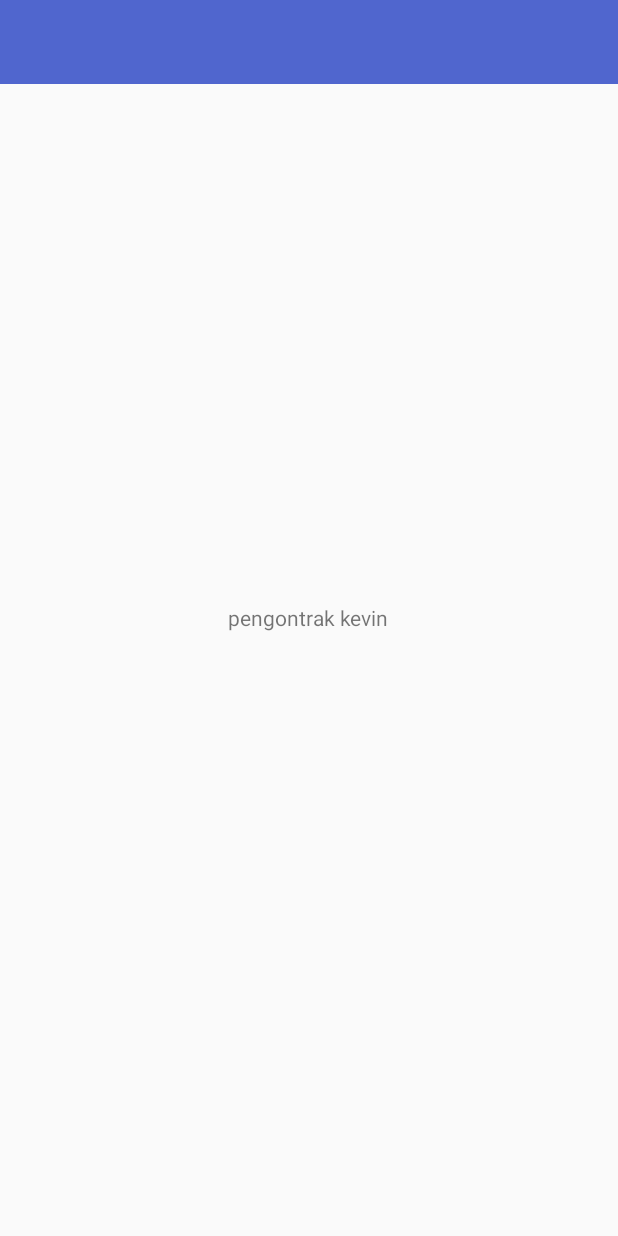
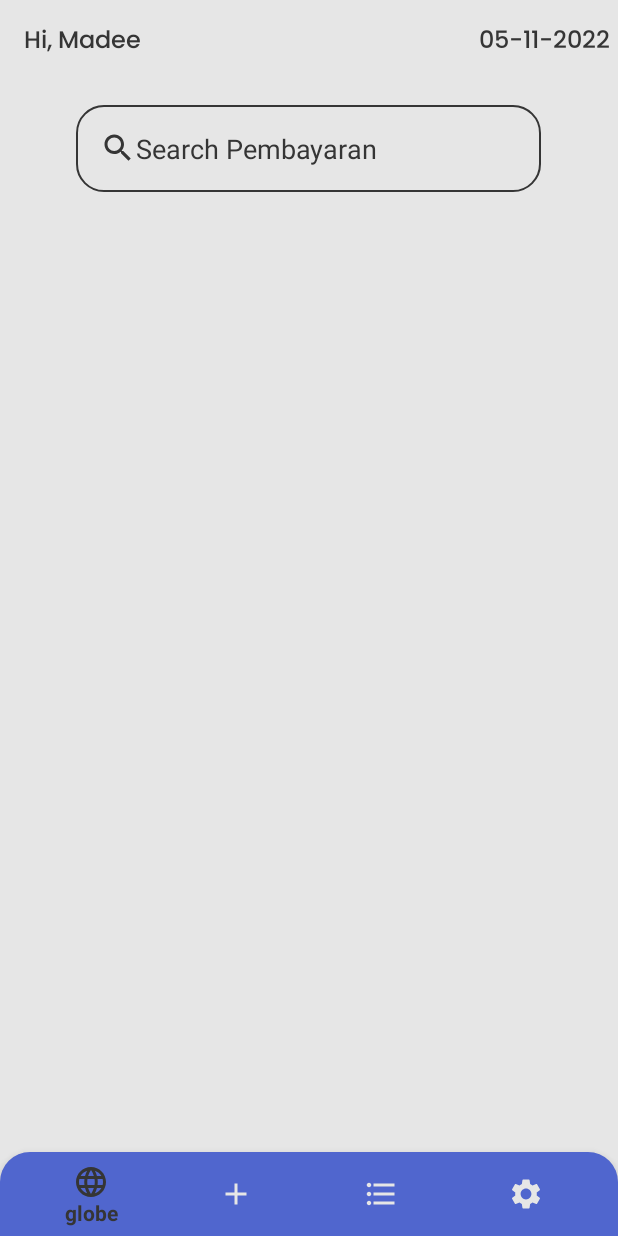
Before and after one commit to Madeean/BigBoss, an Android app: the PengontrakHomeActivity screen opened directly, with no data from a screen before it, on a phone screen of 412 x 824 dp. Run offline under Robolectric (Android 15) with nearby library versions, the phone set to English and light mode, and no system bars.

Commit message:
toolbar text kiri pengontrak, botnvavbar pengontrak, fragment page pengontrak

```diff
--- /dev/null
+++ b/app/src/main/java/umn/ac/bigboss/pengontrak/PengontrakHome.java
@@ -0,0 +1,94 @@
+package umn.ac.bigboss.pengontrak;
+
+import android.os.Bundle;
+
+import androidx.appcompat.app.AppCompatActivity;
+import androidx.appcompat.widget.Toolbar;
+import androidx.fragment.app.Fragment;
+
+import android.text.Editable;
+import android.text.TextWatcher;
+import android.view.LayoutInflater;
+import android.view.View;
+import android.view.ViewGroup;
+import android.widget.EditText;
+import android.widget.TextView;
+import android.widget.Toast;
+
+import java.text.SimpleDateFormat;
+import java.util.Calendar;
+
+import umn.ac.bigboss.R;
+
+
+public class PengontrakHome extends Fragment {
+
+
+    Toolbar start_toolbar_pengontrak_home;
+    TextView start_toolbar, start_toolbar_tanggal;
+    private Calendar calendar;
+    private SimpleDateFormat dateFormat;
+    private String date;
+
+    EditText search_input;
+    @Override
+    public View onCreateView(LayoutInflater inflater, ViewGroup container,
+                             Bundle savedInstanceState) {
+        // Inflate the layout for this fragment
+        View view =  inflater.inflate(R.layout.fragment_pengontrak_home, container, false);
+
+        search_input = view.findViewById(R.id.search_input);
+
+        start_toolbar_pengontrak_home = view.findViewById(R.id.start_toolbar_pengontrak_home);
+        start_toolbar = start_toolbar_pengontrak_home.findViewById(R.id.start_toolbar_text);
+        start_toolbar = start_toolbar_pengontrak_home.findViewById(R.id.start_toolbar_text);
+        start_toolbar_tanggal = start_toolbar_pengontrak_home.findViewById(R.id.start_toolbar_text_tanggal);
+        start_toolbar_pengontrak_home.setBackgroundColor(getResources().getColor(R.color.abuabumuda));
+
+
+        start_toolbar.setText("Hi, Madee");
+        start_toolbar.setTextColor(getResources().getColor(R.color.hitam));
+        start_toolbar.setTextSize(16);
+
+        calendar = Calendar.getInstance();
+        dateFormat = new SimpleDateFormat("dd-MM-yyyy");
+        date = dateFormat.format(calendar.getTime());
+
+
+        start_toolbar_tanggal.setText(date);
+        start_toolbar_tanggal.setTextColor(getResources().getColor(R.color.hitam));
+        start_toolbar_tanggal.setTextSize(16);
+        AppCompatActivity activity = (AppCompatActivity) getActivity();
+        activity.setSupportActionBar(start_toolbar_pengontrak_home);
+
+        activity.getSupportActionBar().setDisplayShowTitleEnabled(false);
+
+
+        search_input.addTextChangedListener(new TextWatcher() {
+            @Override
+            public void beforeTextChanged(CharSequence s, int start, int count, int after) {
+
+            }
+
+            @Override
+            public void onTextChanged(CharSequence s, int start, int before, int count) {
+                if(s.length() == 0) {
+                    search_input.setCompoundDrawablesWithIntrinsicBounds(R.drawable.ic_baseline_search_24, 0, 0, 0);
+                }
+                else
+                {
+                    search_input.setCompoundDrawablesWithIntrinsicBounds(0, 0, 0, 0);
+                }
+            }
+
+            @Override
+            public void afterTextChanged(Editable s) {
+                Toast.makeText( getActivity(), s.toString(), Toast.LENGTH_SHORT).show();
+            }
+        });
+
+        return view;
+    }
+
+
+}
--- a/app/src/main/java/umn/ac/bigboss/pengontrak/PengontrakHomeActivity.java
+++ b/app/src/main/java/umn/ac/bigboss/pengontrak/PengontrakHomeActivity.java
@@ -1,24 +1,119 @@
 package umn.ac.bigboss.pengontrak;
 
+import androidx.annotation.NonNull;
 import androidx.appcompat.app.AppCompatActivity;
 import androidx.appcompat.widget.Toolbar;
 
+import android.content.Intent;
 import android.os.Bundle;
+import android.text.Editable;
+import android.text.TextWatcher;
+import android.view.MenuItem;
+import android.view.View;
+import android.widget.EditText;
 import android.widget.TextView;
+import android.widget.Toast;
 
+import com.google.android.material.bottomnavigation.BottomNavigationView;
+import com.google.android.material.navigation.NavigationBarView;
+
+import java.text.SimpleDateFormat;
+import java.util.Calendar;
+
+import umn.ac.bigboss.LoginActivity;
 import umn.ac.bigboss.R;
+import umn.ac.bigboss.RegisterActivity;
 
 public class PengontrakHomeActivity extends AppCompatActivity {
 
-    Toolbar my_toolbar;
-    TextView my_toolbar_title;
+
+
+    BottomNavigationView bottomNavigationView ;
+    PengontrakHome pengontrakHome = new PengontrakHome();
+    PengontrakListRequest pengontrakListRequest = new PengontrakListRequest();
+    PengontrakAddPembayaran pengontrakAddPembayaran =  new PengontrakAddPembayaran();
+    PengontrakSetting pengontrakSetting = new PengontrakSetting();
 
     @Override
     protected void onCreate(Bundle savedInstanceState) {
         super.onCreate(savedInstanceState);
         setContentView(R.layout.activity_pengontrak_home);
 
+        bottomNavigationView = findViewById(R.id.bottom_nav_pengontrak);
 
+        getSupportFragmentManager().beginTransaction().replace(R.id.container_pengontrak, pengontrakHome).commit();
+
+        bottomNavigationView.setOnItemSelectedListener(new NavigationBarView.OnItemSelectedListener() {
+            @Override
+            public boolean onNavigationItemSelected(@NonNull MenuItem item) {
+                switch(item.getItemId()){
+                    case R.id.globe:
+                        getSupportFragmentManager().beginTransaction().replace(R.id.container_pengontrak, pengontrakHome).commit();
+                        return true;
+                    case R.id.add:
+                        getSupportFragmentManager().beginTransaction().replace(R.id.container_pengontrak, pengontrakAddPembayaran).commit();
+                        return true;
+                    case R.id.list:
+                        getSupportFragmentManager().beginTransaction().replace(R.id.container_pengontrak, pengontrakListRequest).commit();
+                        return true;
+                    case R.id.setting:
+                        getSupportFragmentManager().beginTransaction().replace(R.id.container_pengontrak, pengontrakSetting).commit();
+                        return true;
+                }
+
+                return false;
+            }
+
+        });
+
+//        search_input = findViewById(R.id.search_input);
+//
+//        start_toolbar_pengontrak_home = findViewById(R.id.start_toolbar_pengontrak_home);
+//        start_toolbar = start_toolbar_pengontrak_home.findViewById(R.id.start_toolbar_text);
+//        start_toolbar = start_toolbar_pengontrak_home.findViewById(R.id.start_toolbar_text);
+//        start_toolbar_tanggal = start_toolbar_pengontrak_home.findViewById(R.id.start_toolbar_text_tanggal);
+//        start_toolbar_pengontrak_home.setBackgroundColor(getResources().getColor(R.color.abuabumuda));
+//
+//
+//        start_toolbar.setText("Hi, Madee");
+//        start_toolbar.setTextColor(getResources().getColor(R.color.hitam));
+//        start_toolbar.setTextSize(16);
+//
+//        calendar = Calendar.getInstance();
+//        dateFormat = new SimpleDateFormat("dd-MM-yyyy");
+//        date = dateFormat.format(calendar.getTime());
+//
+//
+//        start_toolbar_tanggal.setText(date);
+//        start_toolbar_tanggal.setTextColor(getResources().getColor(R.color.hitam));
+//        start_toolbar_tanggal.setTextSize(16);
+//
+//        setSupportActionBar(start_toolbar_pengontrak_home);
+//        getSupportActionBar().setDisplayShowTitleEnabled(false);
+//
+//
+//        search_input.addTextChangedListener(new TextWatcher() {
+//            @Override
+//            public void beforeTextChanged(CharSequence s, int start, int count, int after) {
+//
+//            }
+//
+//            @Override
+//            public void onTextChanged(CharSequence s, int start, int before, int count) {
+//                if(s.length() == 0) {
+//                    search_input.setCompoundDrawablesWithIntrinsicBounds(R.drawable.ic_baseline_search_24, 0, 0, 0);
+//                }
+//                else
+//                {
+//                    search_input.setCompoundDrawablesWithIntrinsicBounds(0, 0, 0, 0);
+//                }
+//            }
+//
+//            @Override
+//            public void afterTextChanged(Editable s) {
+//                Toast.makeText(PengontrakHomeActivity.this, s.toString(), Toast.LENGTH_SHORT).show();
+//            }
+//        });
 
     }
 }
--- /dev/null
+++ b/app/src/main/java/umn/ac/bigboss/pengontrak/PengontrakListRequest.java
@@ -0,0 +1,24 @@
+package umn.ac.bigboss.pengontrak;
+
+import android.os.Bundle;
+
+import androidx.fragment.app.Fragment;
+
+import android.view.LayoutInflater;
+import android.view.View;
+import android.view.ViewGroup;
+
+import umn.ac.bigboss.R;
+
+
+public class PengontrakListRequest extends Fragment {
+
+
+
+    @Override
+    public View onCreateView(LayoutInflater inflater, ViewGroup container,
+                             Bundle savedInstanceState) {
+        // Inflate the layout for this fragment
+        return inflater.inflate(R.layout.fragment_pengontrak_list_request, container, false);
+    }
+}
--- /dev/null
+++ b/app/src/main/java/umn/ac/bigboss/pengontrak/PengontrakSetting.java
@@ -0,0 +1,23 @@
+package umn.ac.bigboss.pengontrak;
+
+import android.os.Bundle;
+
+import androidx.fragment.app.Fragment;
+
+import android.view.LayoutInflater;
+import android.view.View;
+import android.view.ViewGroup;
+
+import umn.ac.bigboss.R;
+
+public class PengontrakSetting extends Fragment {
+
+
+
+    @Override
+    public View onCreateView(LayoutInflater inflater, ViewGroup container,
+                             Bundle savedInstanceState) {
+        // Inflate the layout for this fragment
+        return inflater.inflate(R.layout.fragment_pengontrak_setting, container, false);
+    }
+}
--- /dev/null
+++ b/app/src/main/res/color/pengontrak_botnav_color.xml
@@ -0,0 +1,5 @@
+<?xml version="1.0" encoding="utf-8"?>
+<selector xmlns:android="http://schemas.android.com/apk/res/android">
+    <item android:color="@color/hitam" android:state_selected="true"/>
+    <item android:color="@color/abuabumuda" android:state_selected="false"/>
+</selector>
--- /dev/null
+++ b/app/src/main/res/drawable/add.xml
@@ -0,0 +1,5 @@
+<vector android:height="24dp" android:tint="#353535"
+    android:viewportHeight="24" android:viewportWidth="24"
+    android:width="24dp" xmlns:android="http://schemas.android.com/apk/res/android">
+    <path android:fillColor="@android:color/white" android:pathData="M19,13h-6v6h-2v-6H5v-2h6V5h2v6h6v2z"/>
+</vector>
--- /dev/null
+++ b/app/src/main/res/drawable/globe.xml
@@ -0,0 +1,5 @@
+<vector android:height="24dp" android:tint="#353535"
+    android:viewportHeight="24" android:viewportWidth="24"
+    android:width="24dp" xmlns:android="http://schemas.android.com/apk/res/android">
+    <path android:fillColor="@android:color/white" android:pathData="M11.99,2C6.47,2 2,6.48 2,12s4.47,10 9.99,10C17.52,22 22,17.52 22,12S17.52,2 11.99,2zM18.92,8h-2.95c-0.32,-1.25 -0.78,-2.45 -1.38,-3.56 1.84,0.63 3.37,1.91 4.33,3.56zM12,4.04c0.83,1.2 1.48,2.53 1.91,3.96h-3.82c0.43,-1.43 1.08,-2.76 1.91,-3.96zM4.26,14C4.1,13.36 4,12.69 4,12s0.1,-1.36 0.26,-2h3.38c-0.08,0.66 -0.14,1.32 -0.14,2 0,0.68 0.06,1.34 0.14,2L4.26,14zM5.08,16h2.95c0.32,1.25 0.78,2.45 1.38,3.56 -1.84,-0.63 -3.37,-1.9 -4.33,-3.56zM8.03,8L5.08,8c0.96,-1.66 2.49,-2.93 4.33,-3.56C8.81,5.55 8.35,6.75 8.03,8zM12,19.96c-0.83,-1.2 -1.48,-2.53 -1.91,-3.96h3.82c-0.43,1.43 -1.08,2.76 -1.91,3.96zM14.34,14L9.66,14c-0.09,-0.66 -0.16,-1.32 -0.16,-2 0,-0.68 0.07,-1.35 0.16,-2h4.68c0.09,0.65 0.16,1.32 0.16,2 0,0.68 -0.07,1.34 -0.16,2zM14.59,19.56c0.6,-1.11 1.06,-2.31 1.38,-3.56h2.95c-0.96,1.65 -2.49,2.93 -4.33,3.56zM16.36,14c0.08,-0.66 0.14,-1.32 0.14,-2 0,-0.68 -0.06,-1.34 -0.14,-2h3.38c0.16,0.64 0.26,1.31 0.26,2s-0.1,1.36 -0.26,2h-3.38z"/>
+</vector>
--- /dev/null
+++ b/app/src/main/res/drawable/ic_baseline_search_24.xml
@@ -0,0 +1,5 @@
+<vector android:height="24dp" android:tint="#353535"
+    android:viewportHeight="24" android:viewportWidth="24"
+    android:width="24dp" xmlns:android="http://schemas.android.com/apk/res/android">
+    <path android:fillColor="@android:color/white" android:pathData="M15.5,14h-0.79l-0.28,-0.27C15.41,12.59 16,11.11 16,9.5 16,5.91 13.09,3 9.5,3S3,5.91 3,9.5 5.91,16 9.5,16c1.61,0 3.09,-0.59 4.23,-1.57l0.27,0.28v0.79l5,4.99L20.49,19l-4.99,-5zM9.5,14C7.01,14 5,11.99 5,9.5S7.01,5 9.5,5 14,7.01 14,9.5 11.99,14 9.5,14z"/>
+</vector>
--- /dev/null
+++ b/app/src/main/res/drawable/ic_baseline_settings_24.xml
@@ -0,0 +1,5 @@
+<vector android:height="24dp" android:tint="#353535"
+    android:viewportHeight="24" android:viewportWidth="24"
+    android:width="24dp" xmlns:android="http://schemas.android.com/apk/res/android">
+    <path android:fillColor="@android:color/white" android:pathData="M19.14,12.94c0.04,-0.3 0.06,-0.61 0.06,-0.94c0,-0.32 -0.02,-0.64 -0.07,-0.94l2.03,-1.58c0.18,-0.14 0.23,-0.41 0.12,-0.61l-1.92,-3.32c-0.12,-0.22 -0.37,-0.29 -0.59,-0.22l-2.39,0.96c-0.5,-0.38 -1.03,-0.7 -1.62,-0.94L14.4,2.81c-0.04,-0.24 -0.24,-0.41 -0.48,-0.41h-3.84c-0.24,0 -0.43,0.17 -0.47,0.41L9.25,5.35C8.66,5.59 8.12,5.92 7.63,6.29L5.24,5.33c-0.22,-0.08 -0.47,0 -0.59,0.22L2.74,8.87C2.62,9.08 2.66,9.34 2.86,9.48l2.03,1.58C4.84,11.36 4.8,11.69 4.8,12s0.02,0.64 0.07,0.94l-2.03,1.58c-0.18,0.14 -0.23,0.41 -0.12,0.61l1.92,3.32c0.12,0.22 0.37,0.29 0.59,0.22l2.39,-0.96c0.5,0.38 1.03,0.7 1.62,0.94l0.36,2.54c0.05,0.24 0.24,0.41 0.48,0.41h3.84c0.24,0 0.44,-0.17 0.47,-0.41l0.36,-2.54c0.59,-0.24 1.13,-0.56 1.62,-0.94l2.39,0.96c0.22,0.08 0.47,0 0.59,-0.22l1.92,-3.32c0.12,-0.22 0.07,-0.47 -0.12,-0.61L19.14,12.94zM12,15.6c-1.98,0 -3.6,-1.62 -3.6,-3.6s1.62,-3.6 3.6,-3.6s3.6,1.62 3.6,3.6S13.98,15.6 12,15.6z"/>
+</vector>
--- /dev/null
+++ b/app/src/main/res/drawable/list.xml
@@ -0,0 +1,5 @@
+<vector android:height="24dp" android:tint="#353535"
+    android:viewportHeight="24" android:viewportWidth="24"
+    android:width="24dp" xmlns:android="http://schemas.android.com/apk/res/android">
+    <path android:fillColor="@android:color/white" android:pathData="M4,10.5c-0.83,0 -1.5,0.67 -1.5,1.5s0.67,1.5 1.5,1.5 1.5,-0.67 1.5,-1.5 -0.67,-1.5 -1.5,-1.5zM4,4.5c-0.83,0 -1.5,0.67 -1.5,1.5S3.17,7.5 4,7.5 5.5,6.83 5.5,6 4.83,4.5 4,4.5zM4,16.5c-0.83,0 -1.5,0.68 -1.5,1.5s0.68,1.5 1.5,1.5 1.5,-0.68 1.5,-1.5 -0.67,-1.5 -1.5,-1.5zM7,19h14v-2L7,17v2zM7,13h14v-2L7,11v2zM7,5v2h14L21,5L7,5z"/>
+</vector>
--- /dev/null
+++ b/app/src/main/res/drawable/radius_botnav.xml
@@ -0,0 +1,12 @@
+<?xml version="1.0" encoding="utf-8"?>
+<shape
+    xmlns:android="http://schemas.android.com/apk/res/android">
+    <solid
+        android:color="@color/biru">
+    </solid>
+
+    <corners
+        android:topLeftRadius="20dp"
+        android:topRightRadius="20dp">
+    </corners>
+</shape>
--- /dev/null
+++ b/app/src/main/res/drawable/search_input_radius.xml
@@ -0,0 +1,12 @@
+<?xml version="1.0" encoding="utf-8"?>
+<shape
+    xmlns:android="http://schemas.android.com/apk/res/android">
+
+    <stroke android:width="1dip" android:color="@color/hitam"/>
+    <corners
+        android:topLeftRadius="18dp"
+        android:topRightRadius="18dp"
+        android:bottomLeftRadius="18dp"
+        android:bottomRightRadius="18dp">
+    </corners>
+</shape>
--- a/app/src/main/res/layout/activity_pengontrak_home.xml
+++ b/app/src/main/res/layout/activity_pengontrak_home.xml
@@ -3,18 +3,26 @@
     xmlns:app="http://schemas.android.com/apk/res-auto"
     xmlns:tools="http://schemas.android.com/tools"
     android:layout_width="match_parent"
+    android:background="@color/abuabumuda"
     android:layout_height="match_parent"
     tools:context=".pengontrak.PengontrakHomeActivity">
 
-    <include
-        textView="@+id/tv_pengontrak_home"
-        android:id="@+id/my_toolbar"
-        layout="@layout/mytoolbar"
-        />
-    <TextView
-        android:layout_centerInParent="true"
-        android:text="pengontrak kevin"
-        android:layout_width="wrap_content"
+
+
+    <FrameLayout
+        android:layout_above="@id/bottom_nav_pengontrak"
+        android:id="@+id/container_pengontrak"
+        android:layout_width="match_parent"
+        android:layout_height="match_parent"/>
+
+    <com.google.android.material.bottomnavigation.BottomNavigationView
+       app:itemIconTint="@color/pengontrak_botnav_color"
+        app:itemTextColor="@color/pengontrak_botnav_color"
+        android:background="@drawable/radius_botnav"
+        app:menu="@menu/bottom_nav_pengontrak"
+        android:layout_alignParentBottom="true"
+        android:id="@+id/bottom_nav_pengontrak"
+        android:layout_width="match_parent"
         android:layout_height="wrap_content"/>
 
 </RelativeLayout>
--- /dev/null
+++ b/app/src/main/res/layout/fragment_pengontrak_home.xml
@@ -0,0 +1,26 @@
+<?xml version="1.0" encoding="utf-8"?>
+<RelativeLayout xmlns:android="http://schemas.android.com/apk/res/android"
+    xmlns:tools="http://schemas.android.com/tools"
+    android:layout_width="match_parent"
+    android:layout_height="match_parent"
+    tools:context=".pengontrak.PengontrakHome">
+
+        <include
+            android:id="@+id/start_toolbar_pengontrak_home"
+            layout="@layout/start_toolbar"
+            />
+
+        <EditText
+            android:id="@+id/search_input"
+            android:drawableLeft="@drawable/ic_baseline_search_24"
+            android:textColorHint="@color/hitam"
+            android:hint="Search Pembayaran"
+            android:padding="16dp"
+            android:background="@drawable/search_input_radius"
+            android:layout_marginTop="14dp"
+            android:layout_centerHorizontal="true"
+            android:layout_below="@id/start_toolbar_pengontrak_home"
+            android:layout_width="310dp"
+            android:layout_height="58dp"/>
+
+</RelativeLayout>
--- /dev/null
+++ b/app/src/main/res/layout/start_toolbar.xml
@@ -0,0 +1,27 @@
+<?xml version="1.0" encoding="utf-8"?>
+<androidx.appcompat.widget.Toolbar xmlns:android="http://schemas.android.com/apk/res/android"
+    android:layout_width="match_parent"
+    android:layout_height="wrap_content"
+    xmlns:app="http://schemas.android.com/apk/res-auto"
+    android:background="@color/biru"
+    android:elevation="0dp"
+
+    android:theme="@style/ThemeOverlay.AppCompat.Dark.ActionBar"
+    app:popupTheme="@style/ThemeOverlay.AppCompat.Light">
+
+    <TextView
+        android:id="@+id/start_toolbar_text"
+        android:layout_width="wrap_content"
+        android:fontFamily="@font/poppins_medium"
+        android:layout_height="wrap_content"/>
+
+    <TextView
+        android:layout_marginRight="5dp"
+        android:layout_gravity="end"
+        android:id="@+id/start_toolbar_text_tanggal"
+        android:fontFamily="@font/poppins_medium"
+        android:layout_width="wrap_content"
+        android:layout_height="wrap_content"
+        />
+
+</androidx.appcompat.widget.Toolbar>
--- a/app/src/main/res/menu/bottom_nav_pengontrak.xml
+++ b/app/src/main/res/menu/bottom_nav_pengontrak.xml
@@ -1,15 +1,20 @@
 <?xml version="1.0" encoding="utf-8"?>
 <menu xmlns:android="http://schemas.android.com/apk/res/android">
     <item
-        android:title="Dashbord"
-        android:id="@+id/dashbord"
-        android:icon="@drawable/dashbord"/>
+
+        android:id="@+id/globe"
+        android:icon="@drawable/globe"
+        android:title="globe" />
     <item
-        android:title="Users"
-        android:id="@+id/users"
-        android:icon="@drawable/users"/>
+        android:title="add"
+        android:id="@+id/add"
+        android:icon="@drawable/add"/>
     <item
-        android:title="Profile"
-        android:id="@+id/profile"
-        android:icon="@drawable/profile"/>
+        android:title="list"
+        android:id="@+id/list"
+        android:icon="@drawable/list"/>
+    <item
+        android:title="setting"
+        android:id="@+id/setting"
+        android:icon="@drawable/ic_baseline_settings_24"/>
 </menu>
```
Also changed, not shown: app/src/main/java/umn/ac/bigboss/pengontrak/PengontrakAddPembayaran.java (added, +53 -0 lines), app/src/main/res/layout/fragment_pengontrak_add_pembayaran.xml (added, +13 -0 lines), app/src/main/res/layout/fragment_pengontrak_list_request.xml (added, +15 -0 lines), app/src/main/res/layout/fragment_pengontrak_setting.xml (added, +15 -0 lines).
